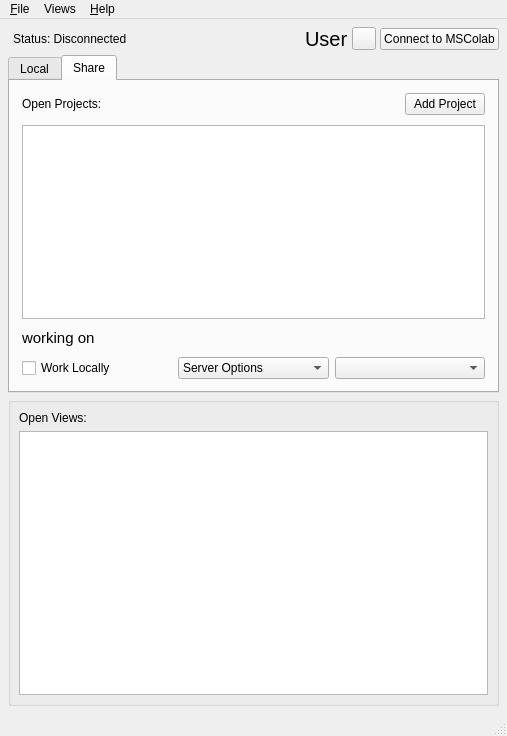
Open-MSS/MSS, file mslib/msui/ui/ui_mainwindow.ui: the form before one commit.
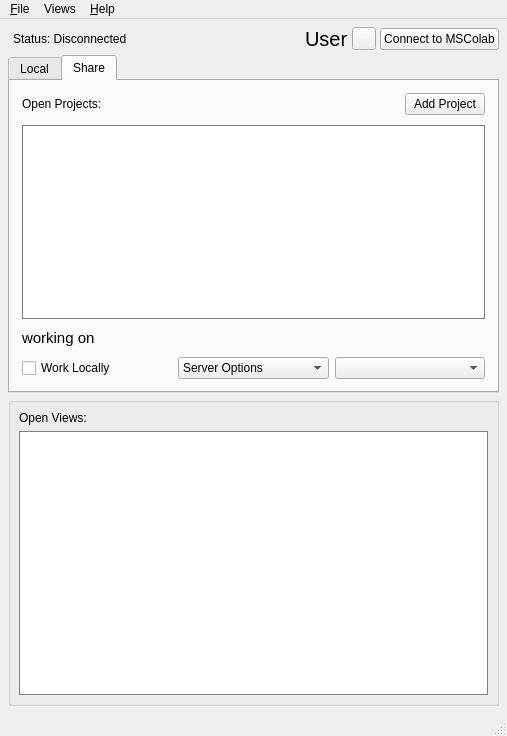
The form after the commit. The open tabs and pages were chosen to show the change.

```diff
--- a/mslib/msui/ui/ui_mainwindow.ui
+++ b/mslib/msui/ui/ui_mainwindow.ui
@@ -218,7 +218,7 @@
         <item row="1" column="0" colspan="3">
          <widget class="QListWidget" name="listProjectsMSC">
           <property name="styleSheet">
-           <string notr="true"/>
+           <string notr="true">border: 1px solid grey;</string>
           </property>
          </widget>
         </item>
@@ -271,7 +271,7 @@
        <item>
         <widget class="QListWidget" name="listViews">
          <property name="styleSheet">
-          <string notr="true"/>
+          <string notr="true">border: 1px solid grey;</string>
          </property>
         </widget>
        </item>
```
Left out of the diff: 13 changed lines with no effect on the pictures.
